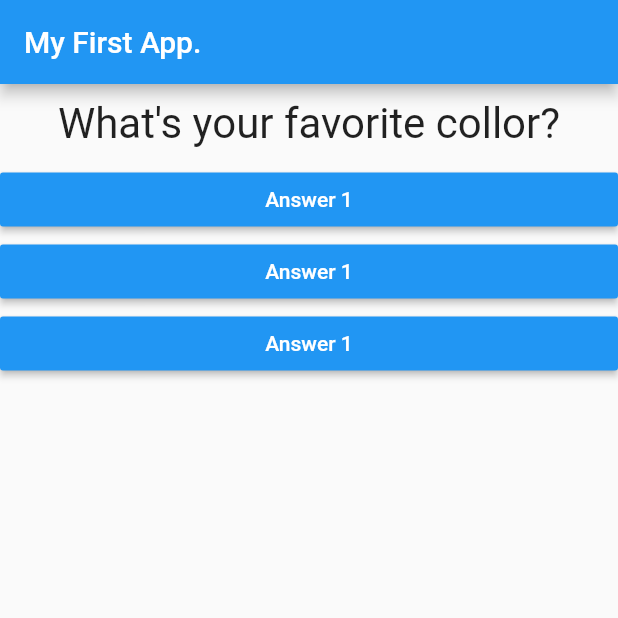
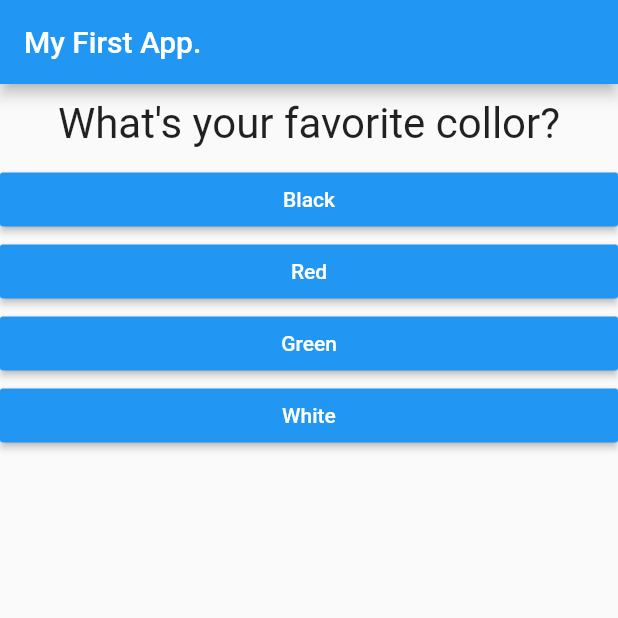
Before and after one commit to ManoelPjr/flutterplayground, a Flutter app: the screen it shows after launch, on a phone screen of 412 x 824 dp, the top half of it. Run offline on Flutter 3.47's test engine with Material 2 defaults, Android fonts, the phone set to English and light mode, and no system bars.

Commit message:
If statment

```diff
--- a/flutter_complete_guide/lib/answer.dart
+++ b/flutter_complete_guide/lib/answer.dart
@@ -3,15 +3,16 @@ import 'package:flutter/material.dart';
 class Answer extends StatelessWidget {
 
   final Function selectHandler;
+  final String answerText;
 
-  Answer(this.selectHandler);
+  Answer(this.selectHandler,this.answerText);
 
   @override
   Widget build(BuildContext context) {
     return Container(
       width: double.infinity,
       child: RaisedButton(
-        child: Text('Answer 1'),
+        child: Text(answerText),
         textColor: Colors.white,
         color: Colors.blue,
         onPressed: selectHandler,
--- a/flutter_complete_guide/lib/main.dart
+++ b/flutter_complete_guide/lib/main.dart
@@ -13,19 +13,34 @@ class MyApp extends StatefulWidget {
 }
 
 class _MyAppState extends State<MyApp> {
+
+    static const _questions = const [
+    {
+      'questionText': 'What\'s your favorite collor?',
+      'answer': ['Black', 'Red', 'Green', 'White'],
+    },
+    {
+      'questionText': 'What\'s your favorite animal?',
+      'answer': ['Rabbit', 'Snake', 'Elephant', 'Lion'],
+    },
+    {
+      'questionText': 'Who\'s your favorite instructor?',
+      'answer': ['Max', 'Max', 'Max', 'Max'],
+    }
+  ];
   var _questionIndex = 0;
 
   void _answerQuestions() {
+    if (_questionIndex < _questions.length) {
+      print('You have more questions??');
+    }
     setState(() {
       _questionIndex = _questionIndex + 1;
     });
     print(_questionIndex);
   }
 
-  var _questions = [
-    'What\'s your favorite collor?',
-    'What\'s your favorite animal?'
-  ];
+
 
   @override
   Widget build(BuildContext context) {
@@ -37,10 +52,12 @@ class _MyAppState extends State<MyApp> {
         body: Column(
           children: [
             //Text(_questions[_questionIndex]),
-            Question(_questions[_questionIndex]),
-            Answer(_answerQuestions),
-            Answer(_answerQuestions),
-            Answer(_answerQuestions),
+            Question(
+              _questions[_questionIndex]['questionText'],
+            ),
+            ...(_questions[_questionIndex]['answer']as List<String>).map((answer){
+              return Answer(_answerQuestions,answer);
+            }).toList()
           ],
         ),
       ),
```
